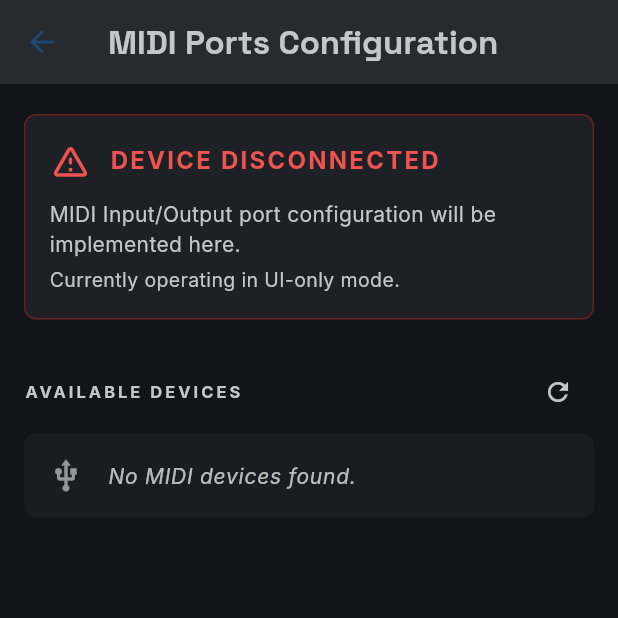
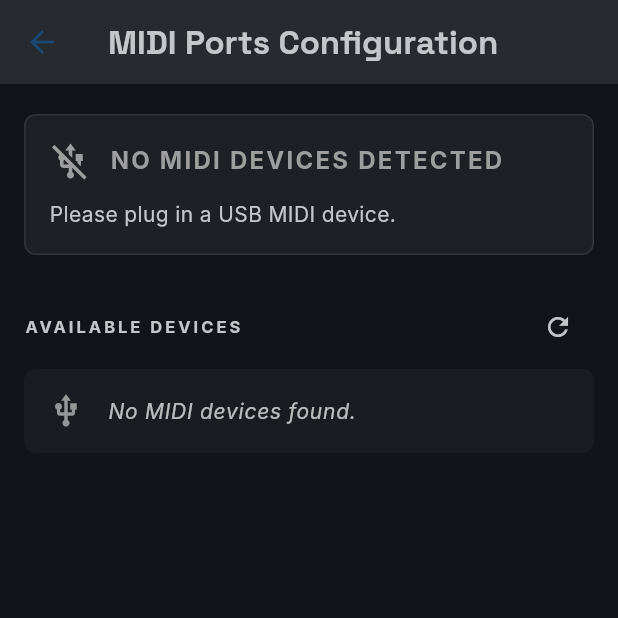
Before and after one commit to PetersDigital/OpenMIDIControl, a Flutter app: the screen it shows after launch, after a tap on "DISCONNECTED", on a phone screen of 412 x 824 dp, the top half of it. Run offline on Flutter 3.47's test engine with Material 3 defaults, Android fonts, the phone set to English and light mode, and no system bars; our stand-ins replace flutter_riverpod, package_info_plus.

Commit message:
feat(midi): implement robust discovery and disconnection state
* Add Kotlin EventChannel (`com.petersdigital.openmidicontrol/midi_events`) and MidiManager.DeviceCallback to push device attach/detach events to Flutter.
* Create `MidiStatus` enum and `MidiConnectionState` to manage 4 possible connection states in Riverpod.
* Update `open_midi_screen` to reflect the active connection status dynamically (AVAILABLE in Amber with glow, CONNECTION LOST in Red, etc).
* Replace deprecated Settings UI with a dynamic header banner that reacts to connection changes.
* Ensure refresh clears connection states.

Co-authored-by: dencelkbabu <10363612+dencelkbabu@users.noreply.github.com>

```diff
--- a/app/lib/ui/midi_service.dart
+++ b/app/lib/ui/midi_service.dart
@@ -24,6 +24,9 @@ class MidiDevice {
 
 class MidiService {
   static const MethodChannel _channel = MethodChannel('com.petersdigital.openmidicontrol/midi');
+  static const EventChannel _eventsChannel = EventChannel('com.petersdigital.openmidicontrol/midi_events');
+
+  Stream<dynamic> get midiEventsStream => _eventsChannel.receiveBroadcastStream();
 
   Future<List<MidiDevice>> getAvailableDevices() async {
     try {
@@ -58,22 +61,106 @@ final midiDevicesProvider = FutureProvider<List<MidiDevice>>((ref) async {
   return await service.getAvailableDevices();
 });
 
-class ConnectedMidiDeviceNotifier extends Notifier<MidiDevice?> {
+
+class MidiConnectionState {
+  final MidiDevice? connectedDevice;
+  final bool isConnectionLost;
+
+  const MidiConnectionState({
+    this.connectedDevice,
+    this.isConnectionLost = false,
+  });
+
+  MidiConnectionState copyWith({
+    MidiDevice? connectedDevice,
+    bool? isConnectionLost,
+  }) {
+    return MidiConnectionState(
+      // using a specific pattern here for nullable copyWith if needed,
+      // but simpler to just re-instantiate
+      connectedDevice: connectedDevice,
+      isConnectionLost: isConnectionLost ?? this.isConnectionLost,
+    );
+  }
+
+  MidiConnectionState disconnect({bool connectionLost = false}) {
+    return MidiConnectionState(
+      connectedDevice: null,
+      isConnectionLost: connectionLost,
+    );
+  }
+}
+
+class ConnectedMidiDeviceNotifier extends Notifier<MidiConnectionState> {
   @override
-  MidiDevice? build() => null;
+  MidiConnectionState build() {
+    final service = ref.watch(midiServiceProvider);
+
+    // Listen to device connection events from Kotlin
+    service.midiEventsStream.listen((event) {
+      if (event is Map) {
+        final type = event['type'];
+        final id = event['id'];
+
+        if (type == 'removed') {
+          // If the removed device is our currently connected device
+          if (state.connectedDevice?.id == id) {
+            state = state.disconnect(connectionLost: true);
+          }
+          // Refresh the available devices list
+          ref.invalidate(midiDevicesProvider);
+        } else if (type == 'added') {
+          ref.invalidate(midiDevicesProvider);
+        }
+      }
+    });
+
+    return const MidiConnectionState();
+  }
 
   Future<bool> connect(MidiDevice device) async {
     final service = ref.read(midiServiceProvider);
     final success = await service.connectToDevice(device.id);
     if (success) {
-      state = device;
+      state = MidiConnectionState(connectedDevice: device, isConnectionLost: false);
     } else {
-      state = null;
+      state = state.disconnect();
     }
     return success;
   }
+
+  void disconnect() {
+    state = state.disconnect(connectionLost: false);
+  }
 }
 
-final connectedMidiDeviceProvider = NotifierProvider<ConnectedMidiDeviceNotifier, MidiDevice?>(
+final connectedMidiDeviceProvider = NotifierProvider<ConnectedMidiDeviceNotifier, MidiConnectionState>(
   ConnectedMidiDeviceNotifier.new,
 );
+
+enum MidiStatus {
+  disconnected,
+  available,
+  connected,
+  connectionLost
+}
+
+final midiStatusProvider = Provider<MidiStatus>((ref) {
+  final connectionState = ref.watch(connectedMidiDeviceProvider);
+  final devicesAsync = ref.watch(midiDevicesProvider);
+
+  if (connectionState.isConnectionLost) {
+    return MidiStatus.connectionLost;
+  }
+
+  if (connectionState.connectedDevice != null) {
+    return MidiStatus.connected;
+  }
+
+  final devices = devicesAsync.value ?? [];
+  if (devices.isNotEmpty) {
+    return MidiStatus.available;
+  }
+
+  return MidiStatus.disconnected;
+});
--- a/app/lib/ui/midi_settings_screen.dart
+++ b/app/lib/ui/midi_settings_screen.dart
@@ -8,8 +8,9 @@ class MidiSettingsScreen extends ConsumerWidget {
 
   @override
   Widget build(BuildContext context, WidgetRef ref) {
-    final connectedDevice = ref.watch(connectedMidiDeviceProvider);
-    final isConnected = connectedDevice != null;
+    final connectionState = ref.watch(connectedMidiDeviceProvider);
+    final connectedDevice = connectionState.connectedDevice;
+    final midiStatus = ref.watch(midiStatusProvider);
     final midiDevicesAsyncValue = ref.watch(midiDevicesProvider);
 
     return Scaffold(
@@ -29,67 +30,7 @@ class MidiSettingsScreen extends ConsumerWidget {
         padding: const EdgeInsets.symmetric(horizontal: 16, vertical: 20),
         children: [
           // Status banner
-          Container(
-            padding: const EdgeInsets.all(16),
-            decoration: BoxDecoration(
-              color: Theme.of(context).colorScheme.surfaceContainer,
-              borderRadius: BorderRadius.circular(8),
-              border: Border.all(
-                color: isConnected
-                    ? Colors.green.shade900.withValues(alpha: 0.5)
-                    : Colors.red.shade900.withValues(alpha: 0.5),
-              ),
-            ),
-            child: Column(
-              crossAxisAlignment: CrossAxisAlignment.start,
-              children: [
-                Row(
-                  children: [
-                    Icon(
-                      isConnected ? Icons.check_circle_outline : Icons.warning_amber_rounded,
-                      color: isConnected ? Colors.green.shade400 : Colors.red.shade400,
-                      size: 28,
-                    ),
-                    const SizedBox(width: 12),
-                    Flexible(
-                      child: Text(
-                        isConnected ? 'CONNECTED' : 'DEVICE DISCONNECTED',
-                        style: TextStyle(
-                          fontFamily: 'Inter',
-                          color: isConnected ? Colors.green.shade400 : Colors.red.shade400,
-                          fontSize: 16,
-                          fontWeight: FontWeight.bold,
-                          letterSpacing: 1.5,
-                        ),
-                      ),
-                    ),
-                  ],
-                ),
-                const SizedBox(height: 12),
-                Text(
-                  isConnected
-                      ? 'Connected to ${connectedDevice.name} (${connectedDevice.manufacturer})'
-                      : 'MIDI Input/Output port configuration will be implemented here.',
-                  style: TextStyle(
-                    fontFamily: 'Inter',
-                    color: Theme.of(context).colorScheme.onSurfaceVariant,
-                    fontSize: 14,
-                  ),
-                ),
-                if (!isConnected) ...[
-                  const SizedBox(height: 4),
-                  Text(
-                    'Currently operating in UI-only mode.',
-                    style: TextStyle(
-                      fontFamily: 'Inter',
-                      color: Theme.of(context).colorScheme.onSurfaceVariant,
-                      fontSize: 13,
-                    ),
-                  ),
-                ],
-              ],
-            ),
-          ),
+          _buildStatusBanner(context, midiStatus, connectedDevice),
 
           const SizedBox(height: 24),
           Row(
@@ -109,6 +50,7 @@ class MidiSettingsScreen extends ConsumerWidget {
                 icon: const Icon(Icons.refresh, size: 20),
                 color: const Color(0xFFC3C7CA),
                 onPressed: () {
+                  ref.read(connectedMidiDeviceProvider.notifier).disconnect();
                   ref.invalidate(midiDevicesProvider);
                 },
               ),
@@ -235,4 +177,91 @@ class MidiSettingsScreen extends ConsumerWidget {
       ),
     );
   }
+
+  Widget _buildStatusBanner(BuildContext context, MidiStatus status, MidiDevice? connectedDevice) {
+    Color borderColor;
+    IconData icon;
+    Color iconColor;
+    String titleText;
+    Color titleColor;
+    String subText;
+
+    switch (status) {
+      case MidiStatus.connected:
+        borderColor = Colors.green.shade900.withValues(alpha: 0.5);
+        icon = Icons.check_circle_outline;
+        iconColor = Colors.green.shade400;
+        titleText = 'CONNECTED';
+        titleColor = Colors.green.shade400;
+        subText = connectedDevice != null
+            ? 'Connected to ${connectedDevice.name} (${connectedDevice.manufacturer})'
+            : 'Connected to a MIDI device';
+        break;
+      case MidiStatus.available:
+        borderColor = const Color(0xFFFFCA28).withValues(alpha: 0.5); // Amber
+        icon = Icons.usb;
+        iconColor = const Color(0xFFFFCA28);
+        titleText = 'MIDI DEVICES AVAILABLE';
+        titleColor = const Color(0xFFFFCA28);
+        subText = 'Tap a device below to initialize connection.';
+        break;
+      case MidiStatus.connectionLost:
+        borderColor = Colors.red.shade900.withValues(alpha: 0.5);
+        icon = Icons.warning_amber_rounded;
+        iconColor = Colors.red.shade400;
+        titleText = 'CONNECTION LOST';
+        titleColor = Colors.red.shade400;
+        subText = 'Device was physically disconnected. Please reconnect.';
+        break;
+      case MidiStatus.disconnected:
+        borderColor = Theme.of(context).colorScheme.surfaceContainerHighest;
+        icon = Icons.usb_off;
+        iconColor = Colors.grey.shade500;
+        titleText = 'NO MIDI DEVICES DETECTED';
+        titleColor = Colors.grey.shade500;
+        subText = 'Please plug in a USB MIDI device.';
+        break;
+    }
+
+    return Container(
+      padding: const EdgeInsets.all(16),
+      decoration: BoxDecoration(
+        color: Theme.of(context).colorScheme.surfaceContainer,
+        borderRadius: BorderRadius.circular(8),
+        border: Border.all(color: borderColor),
+      ),
+      child: Column(
+        crossAxisAlignment: CrossAxisAlignment.start,
+        children: [
+          Row(
+            children: [
+              Icon(icon, color: iconColor, size: 28),
+              const SizedBox(width: 12),
+              Flexible(
+                child: Text(
+                  titleText,
+                  style: TextStyle(
+                    fontFamily: 'Inter',
+                    color: titleColor,
+                    fontSize: 16,
+                    fontWeight: FontWeight.bold,
+                    letterSpacing: 1.5,
+                  ),
+                ),
+              ),
+            ],
+          ),
+          const SizedBox(height: 12),
+          Text(
+            subText,
+            style: TextStyle(
+              fontFamily: 'Inter',
+              color: Theme.of(context).colorScheme.onSurfaceVariant,
+              fontSize: 14,
+            ),
+          ),
+        ],
+      ),
+    );
+  }
 }
--- a/app/lib/ui/open_midi_screen.dart
+++ b/app/lib/ui/open_midi_screen.dart
@@ -93,8 +93,31 @@ class _MobilePortraitLayout extends ConsumerWidget {
 
   @override
   Widget build(BuildContext context, WidgetRef ref) {
-    final connectedDevice = ref.watch(connectedMidiDeviceProvider);
-    final isConnected = connectedDevice != null;
+    final midiStatus = ref.watch(midiStatusProvider);
+
+    String statusText;
+    Color statusColor;
+    bool showGlow = false;
+
+    switch (midiStatus) {
+      case MidiStatus.connected:
+        statusText = "CONNECTED";
+        statusColor = Colors.green.shade400;
+        break;
+      case MidiStatus.available:
+        statusText = "AVAILABLE";
+        statusColor = const Color(0xFFFFCA28); // Amber
+        showGlow = true;
+        break;
+      case MidiStatus.connectionLost:
+        statusText = "CONNECTION LOST";
+        statusColor = const Color(0xFFE57373); // Red
+        break;
+      case MidiStatus.disconnected:
+        statusText = "DISCONNECTED";
+        statusColor = const Color(0xFFE57373); // Red
+        break;
+    }
 
     return Column(
       children: [
@@ -122,15 +145,50 @@ class _MobilePortraitLayout extends ConsumerWidget {
                         horizontal: 10,
                         vertical: 8,
                       ),
-                      child: Text(
-                        isConnected ? "CONNECTED" : "DISCONNECTED",
+                      decoration: showGlow
+                          ? BoxDecoration(
+                              boxShadow: [
+                                BoxShadow(
+                                  color: statusColor.withValues(alpha: 0.3),
+                                  blurRadius: 8,
+                                  spreadRadius: 2,
+                                )
+                              ],
+                              borderRadius: BorderRadius.circular(4),
+                            )
+                          : null,
+                      child: Row(
+                        mainAxisSize: MainAxisSize.min,
+                        children: [
+                          if (showGlow) ...[
+                            Container(
+                              width: 6,
+                              height: 6,
+                              decoration: BoxDecoration(
+                                color: statusColor,
+                                shape: BoxShape.circle,
+                                boxShadow: [
+                                  BoxShadow(
+                                    color: statusColor,
+                                    blurRadius: 4,
+                                    spreadRadius: 1,
+                                  ),
+                                ],
+                              ),
+                            ),
+                            const SizedBox(width: 8),
+                          ],
+                          Text(
+                            statusText,
                             style: TextStyle(
                               fontFamily: 'Inter',
-                          color: isConnected ? Colors.green.shade400 : const Color(0xFFE57373),
-                          fontSize: 10,
+                              color: statusColor,
+                              fontSize: 12,
                               fontWeight: FontWeight.bold,
                               letterSpacing: 1.0,
                             ),
+                          ),
+                        ],
                       ),
                     ),
                   ),
@@ -360,8 +418,31 @@ class _DesktopLandscapeLayout extends ConsumerWidget {
   }
 
   Widget _buildCommandCenter(BuildContext context, WidgetRef ref) {
-    final connectedDevice = ref.watch(connectedMidiDeviceProvider);
-    final isConnected = connectedDevice != null;
+    final midiStatus = ref.watch(midiStatusProvider);
+
+    String statusText;
+    Color statusColor;
+    bool showGlow = false;
+
+    switch (midiStatus) {
+      case MidiStatus.connected:
+        statusText = "CONNECTED";
+        statusColor = Colors.green.shade400;
+        break;
+      case MidiStatus.available:
+        statusText = "AVAILABLE";
+        statusColor = const Color(0xFFFFCA28); // Amber
+        showGlow = true;
+        break;
+      case MidiStatus.connectionLost:
+        statusText = "CONNECTION LOST";
+        statusColor = const Color(0xFFE57373); // Red
+        break;
+      case MidiStatus.disconnected:
+        statusText = "DISCONNECTED";
+        statusColor = const Color(0xFFE57373); // Red
+        break;
+    }
 
     return Container(
       color: const Color(0xFF1A1C20),
@@ -394,15 +475,50 @@ class _DesktopLandscapeLayout extends ConsumerWidget {
                         horizontal: 10,
                         vertical: 8,
                       ),
-                      child: Text(
-                        isConnected ? "CONNECTED" : "DISCONNECTED",
+                      decoration: showGlow
+                          ? BoxDecoration(
+                              boxShadow: [
+                                BoxShadow(
+                                  color: statusColor.withValues(alpha: 0.3),
+                                  blurRadius: 8,
+                                  spreadRadius: 2,
+                                )
+                              ],
+                              borderRadius: BorderRadius.circular(4),
+                            )
+                          : null,
+                      child: Row(
+                        mainAxisSize: MainAxisSize.min,
+                        children: [
+                          if (showGlow) ...[
+                            Container(
+                              width: 6,
+                              height: 6,
+                              decoration: BoxDecoration(
+                                color: statusColor,
+                                shape: BoxShape.circle,
+                                boxShadow: [
+                                  BoxShadow(
+                                    color: statusColor,
+                                    blurRadius: 4,
+                                    spreadRadius: 1,
+                                  ),
+                                ],
+                              ),
+                            ),
+                            const SizedBox(width: 8),
+                          ],
+                          Text(
+                            statusText,
                             style: TextStyle(
                               fontFamily: 'Inter',
-                          color: isConnected ? Colors.green.shade400 : const Color(0xFFE57373),
+                              color: statusColor,
                               fontSize: 12,
                               fontWeight: FontWeight.bold,
                               letterSpacing: 1.0,
                             ),
+                          ),
+                        ],
                       ),
                     ),
                   ),
```
Also changed, not shown: 2 other files. Lines whose indentation alone changed are shown as unchanged.
